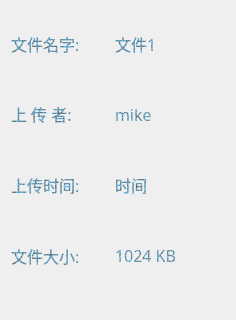
Above: client/DragonCloudDisk/property.ui from Dragon-xl/MyCloud before the change; both pictures show x 0 to 236 and y 0 to 320 of the 236 by 511 pixel window. Below: the same form after it.
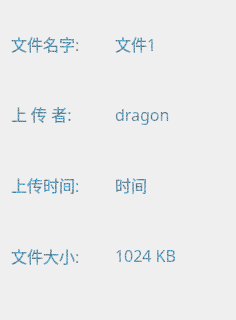
That is the form after the change.

Patch:
```diff
--- a/client/DragonCloudDisk/property.ui
+++ b/client/DragonCloudDisk/property.ui
@@ -89,7 +89,7 @@
 color: qradialgradient(spread:repeat, cx:0.5, cy:0.5, radius:0.077, fx:0.5, fy:0.5, stop:0 rgba(0, 169, 255, 147), stop:0.497326 rgba(0, 0, 0, 147), stop:1 rgba(0, 169, 255, 147));</string>
      </property>
      <property name="text">
-      <string>mike</string>
+      <string>dragon</string>
      </property>
     </widget>
    </item>
```
